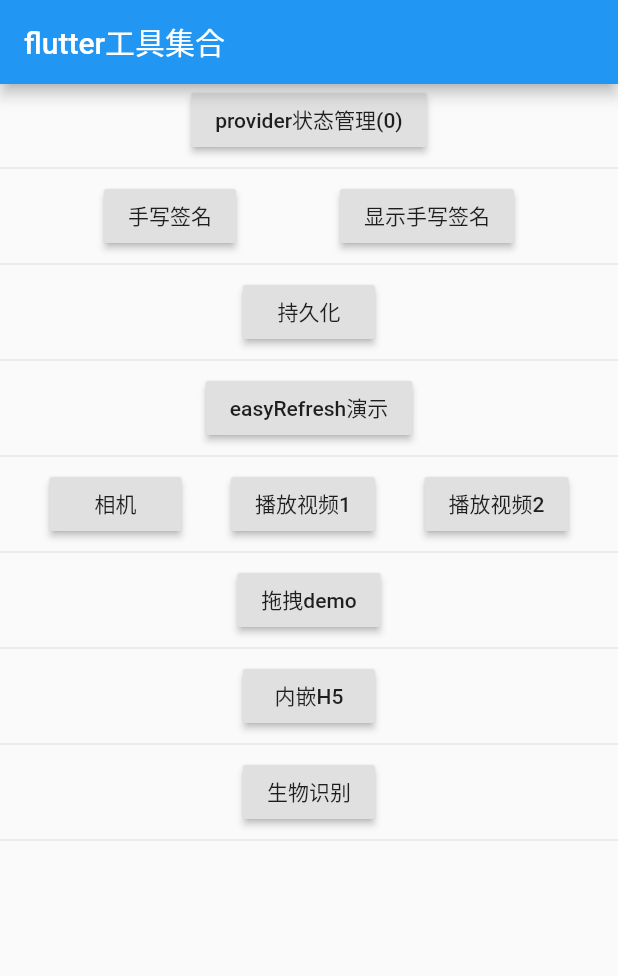
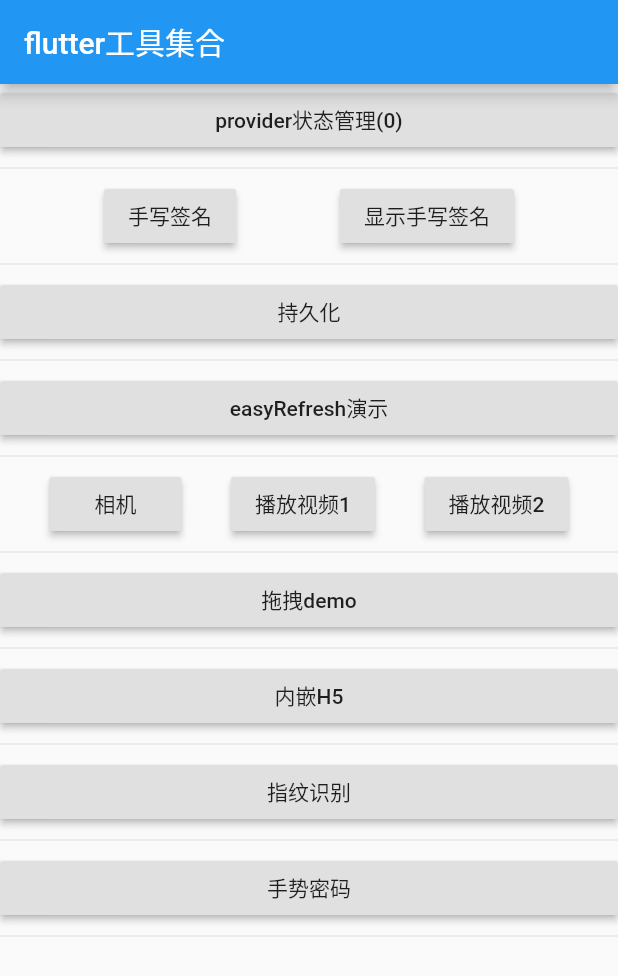
Before and after one commit to suheping/flutter_demo, a Flutter app: the screen it shows after launch, after a tap on "未开启指纹登录，点击直接进入home页", on a phone screen of 412 x 824 dp. Shown: the top 976 px of the screen. Run offline on Flutter 3.47's test engine with Material 2 defaults, Android fonts, the phone set to English and light mode, and no system bars; our stand-ins replace camera, chewie, fluro, flutter_easyrefresh, fluttertoast, local_auth and 3 more; missing offline and left inert: flutter_webview_plugin, gesture_recognition, jpush_flutter, orientation.

Commit message:
实现手势密码登录

```diff
--- a/lib/pages/home_page.dart
+++ b/lib/pages/home_page.dart
@@ -19,7 +19,7 @@ class HomePage extends StatelessWidget {
         title: Text('flutter工具集合'),
       ),
       body: Container(
-        child: Column(
+        child: ListView(
           children: [
             RaisedButton(
               onPressed: () {
@@ -163,7 +163,14 @@ class HomePage extends StatelessWidget {
               onPressed: () {
                 Application.router.navigateTo(context, '/localAuth');
               },
-              child: Text('生物识别'),
+              child: Text('指纹识别'),
+            ),
+            Divider(),
+            RaisedButton(
+              onPressed: () {
+                Application.router.navigateTo(context, '/gesture');
+              },
+              child: Text('手势密码'),
             ),
             Divider()
           ],
--- a/lib/routers/handler.dart
+++ b/lib/routers/handler.dart
@@ -10,6 +10,9 @@ import 'package:flutter_demo/pages/drag_demo_page.dart';
 import 'package:flutter_demo/pages/web_view_page.dart';
 import 'package:flutter_demo/pages/local_auth_page.dart';
 import 'package:flutter_demo/pages/finger_login_page.dart';
+import 'package:flutter_demo/pages/gesture_page.dart';
+import 'package:flutter_demo/pages/set_gesture_page.dart';
+import 'package:flutter_demo/pages/verify_gesture_page.dart';
 import 'package:fluro/fluro.dart';
 
 Handler homeHandler = Handler(
@@ -79,3 +82,21 @@ Handler fingerLoginHander = Handler(
     return FingerLoginPage();
   },
 );
+
+Handler gestureHander = Handler(
+  handlerFunc: (context, parameters) {
+    return GesturePage();
+  },
+);
+
+Handler setGestureHander = Handler(
+  handlerFunc: (context, parameters) {
+    return SetGesturePage();
+  },
+);
+
+Handler verifyGestureHander = Handler(
+  handlerFunc: (context, parameters) {
+    return VerifyGesturePage();
+  },
+);
--- a/lib/routers/routers.dart
+++ b/lib/routers/routers.dart
@@ -15,6 +15,9 @@ class Routers {
   static String chewiePage = '/chewie';
   static String webPage = '/web';
   static String localAuthPage = '/localAuth';
+  static String gesturePage = '/gesture';
+  static String setGesturePage = '/setGesture';
+  static String verifyGesturePage = '/verifyGesture';
 
   static void configureRouters(FluroRouter router) {
     router.notFoundHandler = new Handler(
@@ -36,5 +39,8 @@ class Routers {
     router.define(webPage, handler: webHander);
     router.define(localAuthPage, handler: localAuthHander);
     router.define(fingerLoginPage, handler: fingerLoginHander);
+    router.define(gesturePage, handler: gestureHander);
+    router.define(setGesturePage, handler: setGestureHander);
+    router.define(verifyGesturePage, handler: verifyGestureHander);
   }
 }
--- a/pubspec.yaml
+++ b/pubspec.yaml
@@ -48,6 +48,8 @@ dependencies:
   # 指纹识别登录
   # local_auth: 0.4.0+1
   local_auth: ^0.6.3+3
+  # 手势密码
+  gesture_recognition: ^1.0.1
 
 dev_dependencies:
   flutter_test:
```
Also changed, not shown: lib/pages/gesture_page.dart (added, +71 -0 lines), lib/pages/set_gesture_page.dart (added, +43 -0 lines), lib/pages/verify_gesture_page.dart (added, +62 -0 lines), lib/provider/sdf_provider.dart (+38 -0 lines), pubspec.lock, 2 other files.
